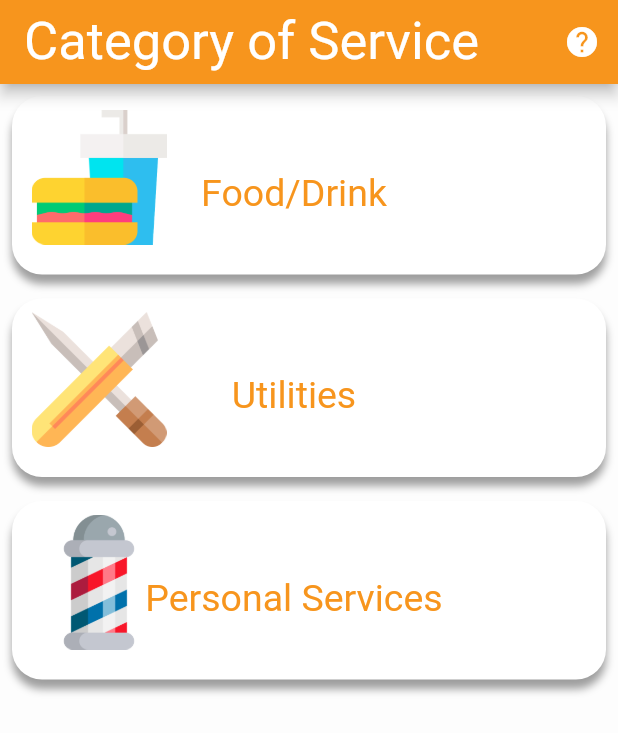
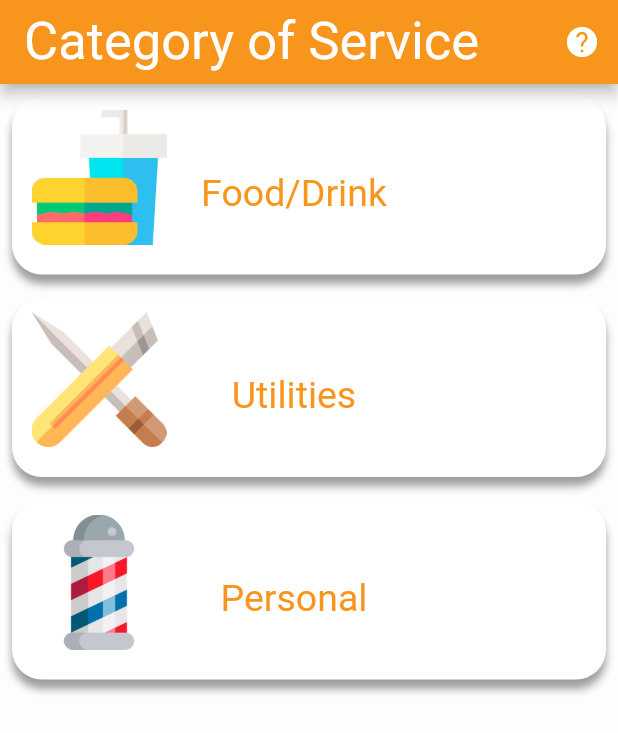
Before and after one commit to GrantComm/ToTip, a Flutter app: the screen it shows after launch, on a phone screen of 412 x 824 dp. Shown: the top 733 px of the screen. Run offline on Flutter 3.47's test engine with Material 2 defaults, Android fonts, the phone set to English and light mode, and no system bars.

Commit message:
Fixed naming

```diff
--- a/lib/widgets/CategorySelector.dart
+++ b/lib/widgets/CategorySelector.dart
@@ -15,7 +15,7 @@ class _CategorySelectorState extends State<CategorySelector> {
     var categories = [
       ["Food/Drink", "images/food.png"],
       ["Utilities", "images/utility.png"],
-      ["Personal Services", "images/barber.png"]
+      ["Personal", "images/barber.png"]
     ];
     return Container(
       child: ListView.builder(
--- a/lib/widgets/ServiceSelector.dart
+++ b/lib/widgets/ServiceSelector.dart
@@ -21,7 +21,7 @@ class _ServiceSelectorState extends State<ServiceSelector> {
       'Utilities': [
         ['Gas', 'images/gas.png']
       ],
-      'Personal Services': [
+      'Personal': [
         ['Barber Shop', 'images/barber.png'],
         ['Nail Salon', 'images/nail.png']
       ]
```
